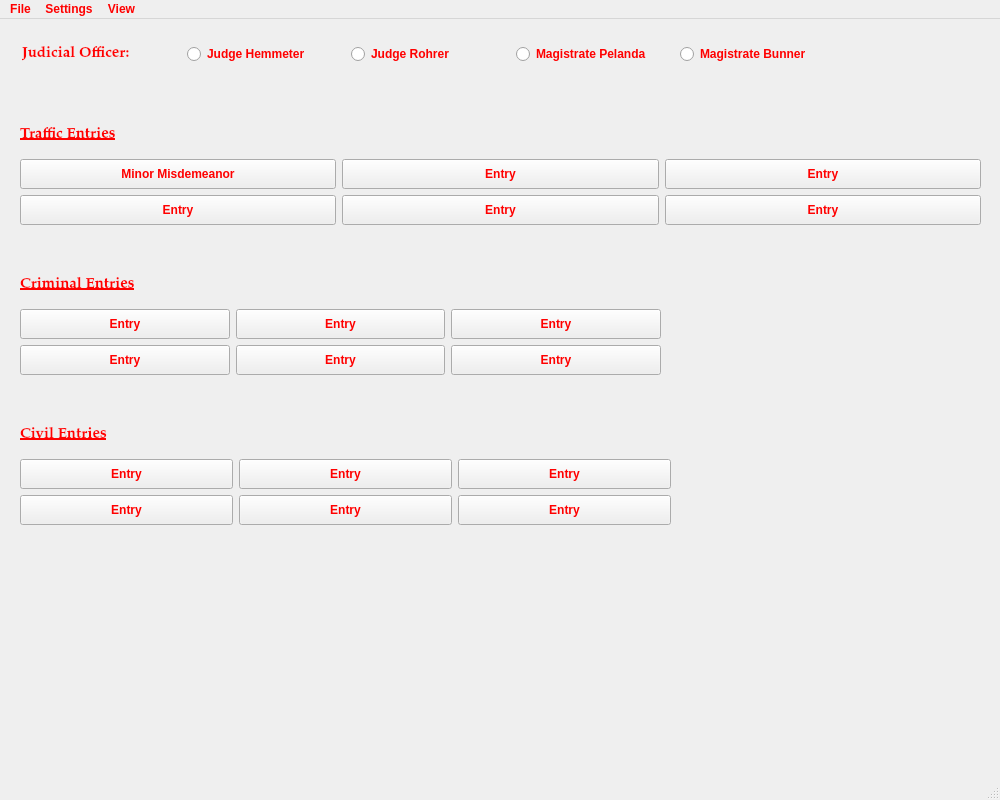
HunterProgram22/MuniEntry, file resources/ui/MainWindow.ui: the form before one commit.
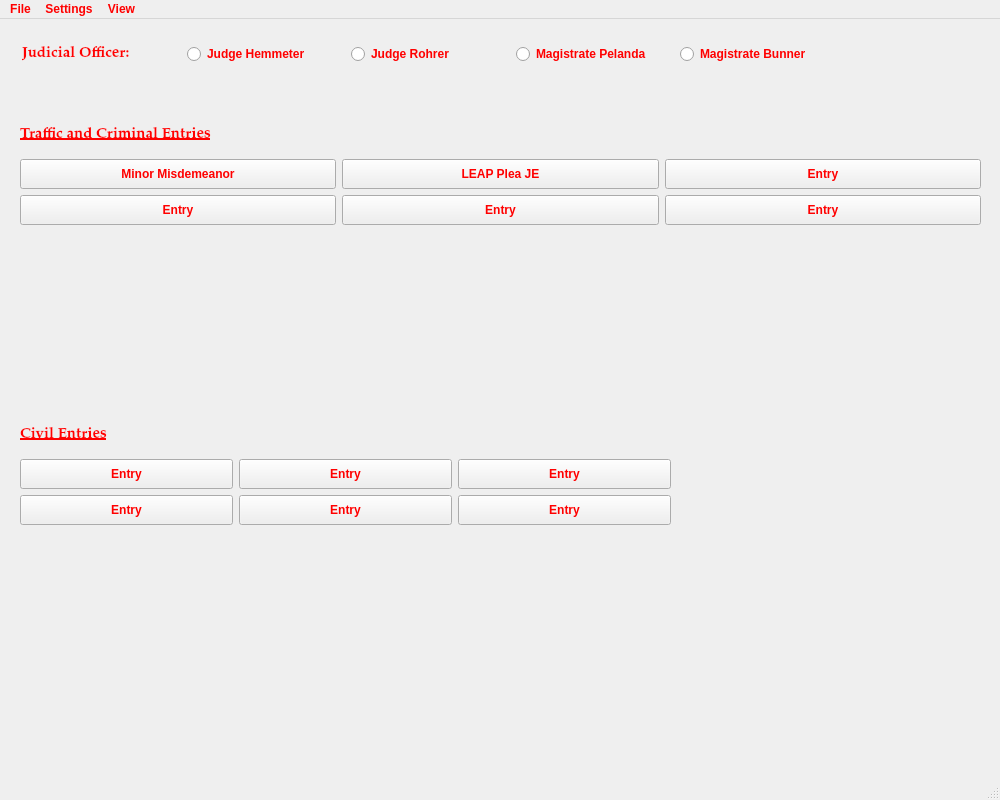
The form after the commit.

Commit message: gitflow-feature-stash: add_LEAP

```diff
--- a/resources/ui/MainWindow.ui
+++ b/resources/ui/MainWindow.ui
@@ -35,102 +35,12 @@
 font-weight: bold;</string>
   </property>
   <widget class="QWidget" name="centralwidget">
-   <widget class="QWidget" name="layoutWidget">
-    <property name="geometry">
-     <rect>
-      <x>20</x>
-      <y>290</y>
-      <width>641</width>
-      <height>68</height>
-     </rect>
-    </property>
-    <layout class="QGridLayout" name="gridLayout_3">
-     <item row="0" column="0">
-      <widget class="QPushButton" name="FinalJudgmentEntryButton_6">
-       <property name="minimumSize">
-        <size>
-         <width>120</width>
-         <height>30</height>
-        </size>
-       </property>
-       <property name="text">
-        <string>Entry</string>
-       </property>
-      </widget>
-     </item>
-     <item row="0" column="1">
-      <widget class="QPushButton" name="FinalJudgmentEntryButton_7">
-       <property name="minimumSize">
-        <size>
-         <width>120</width>
-         <height>30</height>
-        </size>
-       </property>
-       <property name="text">
-        <string>Entry</string>
-       </property>
-      </widget>
-     </item>
-     <item row="0" column="2">
-      <widget class="QPushButton" name="MinorMisdemeanorTrafficButton_2">
-       <property name="minimumSize">
-        <size>
-         <width>120</width>
-         <height>30</height>
-        </size>
-       </property>
-       <property name="text">
-        <string>Entry</string>
-       </property>
-      </widget>
-     </item>
-     <item row="1" column="0">
-      <widget class="QPushButton" name="FinalJudgmentEntryButton_8">
-       <property name="minimumSize">
-        <size>
-         <width>120</width>
-         <height>30</height>
-        </size>
-       </property>
-       <property name="text">
-        <string>Entry</string>
-       </property>
-      </widget>
-     </item>
-     <item row="1" column="1">
-      <widget class="QPushButton" name="FinalJudgmentEntryButton_9">
-       <property name="minimumSize">
-        <size>
-         <width>120</width>
-         <height>30</height>
-        </size>
-       </property>
-       <property name="text">
-        <string>Entry</string>
-       </property>
-      </widget>
-     </item>
-     <item row="1" column="2">
-      <widget class="QPushButton" name="FinalJudgmentEntryButton_10">
-       <property name="minimumSize">
-        <size>
-         <width>120</width>
-         <height>30</height>
-        </size>
-       </property>
-       <property name="text">
-        <string>Entry</string>
-       </property>
-      </widget>
-     </item>
-    </layout>
-   </widget>
    <widget class="QLabel" name="label_2">
     <property name="geometry">
      <rect>
       <x>20</x>
       <y>100</y>
-      <width>151</width>
+      <width>261</width>
       <height>31</height>
      </rect>
     </property>
@@ -145,30 +55,7 @@
      </font>
     </property>
     <property name="text">
-     <string>Traffic Entries</string>
-    </property>
-   </widget>
-   <widget class="QLabel" name="label_3">
-    <property name="geometry">
-     <rect>
-      <x>20</x>
-      <y>250</y>
-      <width>181</width>
-      <height>31</height>
-     </rect>
-    </property>
-    <property name="font">
-     <font>
-      <family>Palatino Linotype</family>
-      <pointsize>11</pointsize>
-      <weight>75</weight>
-      <italic>false</italic>
-      <bold>true</bold>
-      <underline>true</underline>
-     </font>
-    </property>
-    <property name="text">
-     <string>Criminal Entries</string>
+     <string>Traffic and Criminal Entries</string>
     </property>
    </widget>
    <widget class="QLabel" name="label_4">
@@ -303,7 +190,7 @@
         </size>
        </property>
        <property name="text">
-        <string>Entry</string>
+        <string>LEAP Plea JE</string>
        </property>
       </widget>
      </item>
```
Left out of the diff: 4 changed lines with no effect on the pictures. The commit also changes 9 other files.
